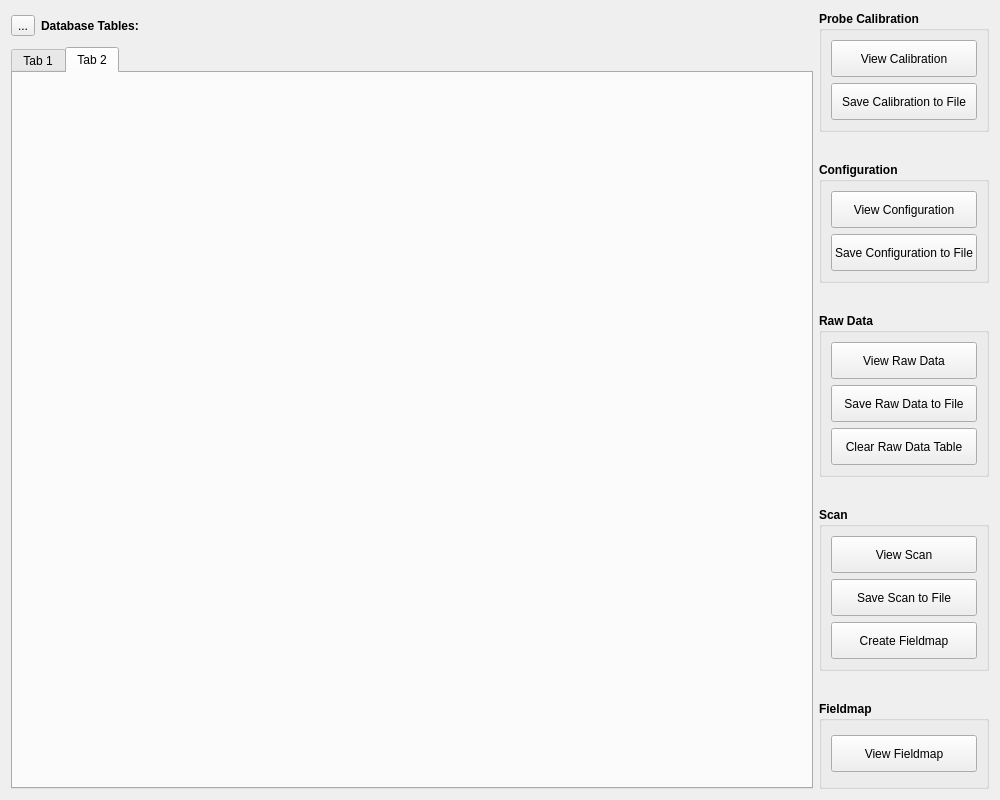
First picture: the form in hallbench/gui/ui/databasewidget.ui, repository lnls-ima/hall-bench-control, before the edit.
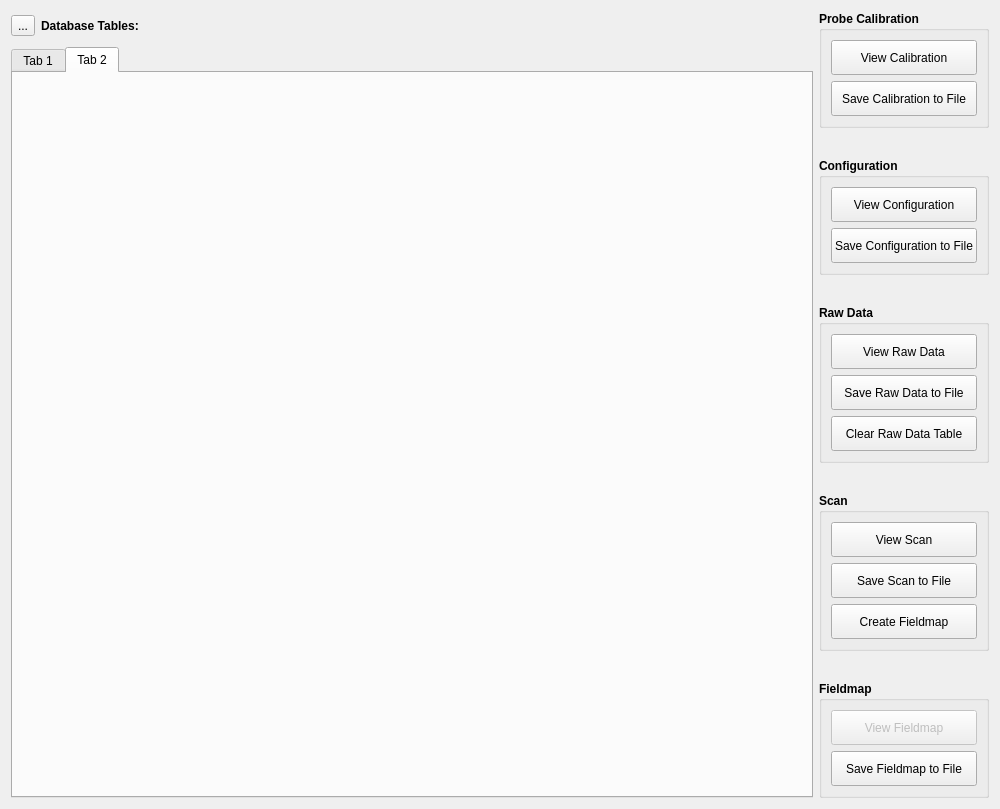
Second picture: the form after the edit. Icons and pictures are not drawn.

What changed in the file:
```diff
--- a/hallbench/gui/ui/databasewidget.ui
+++ b/hallbench/gui/ui/databasewidget.ui
@@ -89,7 +89,7 @@
           <property name="minimumSize">
            <size>
             <width>0</width>
-            <height>37</height>
+            <height>35</height>
            </size>
           </property>
           <property name="font">
@@ -108,7 +108,7 @@
           <property name="minimumSize">
            <size>
             <width>0</width>
-            <height>37</height>
+            <height>35</height>
            </size>
           </property>
           <property name="font">
@@ -142,7 +142,7 @@
           <property name="minimumSize">
            <size>
             <width>0</width>
-            <height>37</height>
+            <height>35</height>
            </size>
           </property>
           <property name="font">
@@ -161,7 +161,7 @@
           <property name="minimumSize">
            <size>
             <width>0</width>
-            <height>37</height>
+            <height>35</height>
            </size>
           </property>
           <property name="font">
@@ -195,7 +195,7 @@
           <property name="minimumSize">
            <size>
             <width>0</width>
-            <height>37</height>
+            <height>35</height>
            </size>
           </property>
           <property name="font">
@@ -214,7 +214,7 @@
           <property name="minimumSize">
            <size>
             <width>0</width>
-            <height>37</height>
+            <height>35</height>
            </size>
           </property>
           <property name="font">
@@ -233,7 +233,7 @@
           <property name="minimumSize">
            <size>
             <width>0</width>
-            <height>37</height>
+            <height>35</height>
            </size>
           </property>
           <property name="font">
@@ -270,7 +270,7 @@
           <property name="minimumSize">
            <size>
             <width>0</width>
-            <height>37</height>
+            <height>35</height>
            </size>
           </property>
           <property name="font">
@@ -289,7 +289,7 @@
           <property name="minimumSize">
            <size>
             <width>0</width>
-            <height>37</height>
+            <height>35</height>
            </size>
           </property>
           <property name="font">
@@ -308,7 +308,7 @@
           <property name="minimumSize">
            <size>
             <width>0</width>
-            <height>37</height>
+            <height>35</height>
            </size>
           </property>
           <property name="font">
@@ -339,10 +339,13 @@
        <layout class="QGridLayout" name="gridLayout_3">
         <item row="0" column="0">
          <widget class="QPushButton" name="view_fieldmap_btn">
+          <property name="enabled">
+           <bool>false</bool>
+          </property>
           <property name="minimumSize">
            <size>
             <width>0</width>
-            <height>37</height>
+            <height>35</height>
            </size>
           </property>
           <property name="font">
@@ -356,6 +359,28 @@
           </property>
          </widget>
         </item>
+        <item row="1" column="0">
+         <widget class="QPushButton" name="save_fieldmap_btn">
+          <property name="enabled">
+           <bool>true</bool>
+          </property>
+          <property name="minimumSize">
+           <size>
+            <width>0</width>
+            <height>35</height>
+           </size>
+          </property>
+          <property name="font">
+           <font>
+            <weight>50</weight>
+            <bold>false</bold>
+           </font>
+          </property>
+          <property name="text">
+           <string>Save Fieldmap to File</string>
+          </property>
+         </widget>
+        </item>
        </layout>
       </widget>
      </item>
```
